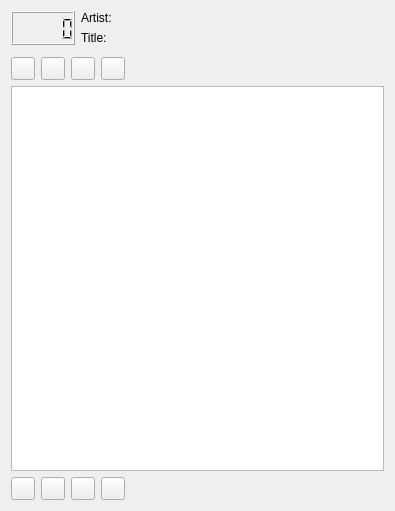
Before: the Qt Designer form src/qompmainwin.ui in qomp/qomp, drawn with Qt 5.
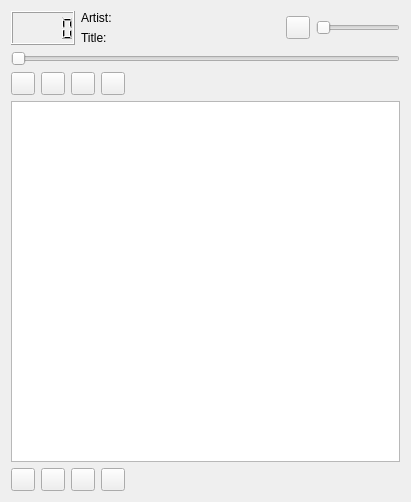
After: the same form once the commit is applied. Icons and pictures are not drawn. Custom widgets are drawn as their Qt base class.

Commit message: phonon is tucked away in a separate class

The edit to the form file:
```diff
--- a/src/qompmainwin.ui
+++ b/src/qompmainwin.ui
@@ -6,8 +6,8 @@
    <rect>
     <x>0</x>
     <y>0</y>
-    <width>395</width>
-    <height>511</height>
+    <width>411</width>
+    <height>502</height>
    </rect>
   </property>
   <property name="contextMenuPolicy">
@@ -100,19 +100,39 @@
        </spacer>
       </item>
       <item>
-       <widget class="Phonon::VolumeSlider" name="volumeSlider">
+       <widget class="QToolButton" name="tb_mute">
+        <property name="text">
+         <string/>
+        </property>
+        <property name="checkable">
+         <bool>true</bool>
+        </property>
+       </widget>
+      </item>
+      <item>
+       <widget class="QSlider" name="volumeSlider">
         <property name="sizePolicy">
-         <sizepolicy hsizetype="Fixed" vsizetype="Preferred">
+         <sizepolicy hsizetype="Fixed" vsizetype="Fixed">
           <horstretch>0</horstretch>
           <verstretch>0</verstretch>
          </sizepolicy>
         </property>
+        <property name="maximum">
+         <number>1000</number>
+        </property>
+        <property name="orientation">
+         <enum>Qt::Horizontal</enum>
+        </property>
        </widget>
       </item>
      </layout>
     </item>
     <item>
-     <widget class="Phonon::SeekSlider" name="seekSlider"/>
+     <widget class="QSlider" name="seekSlider">
+      <property name="orientation">
+       <enum>Qt::Horizontal</enum>
+      </property>
+     </widget>
     </item>
     <item>
      <layout class="QHBoxLayout" name="horizontalLayout_2">
@@ -260,16 +280,6 @@
  </widget>
  <layoutdefault spacing="6" margin="11"/>
  <customwidgets>
-  <customwidget>
-   <class>Phonon::SeekSlider</class>
-   <extends>QWidget</extends>
-   <header location="global">phonon/seekslider.h</header>
-  </customwidget>
-  <customwidget>
-   <class>Phonon::VolumeSlider</class>
-   <extends>QWidget</extends>
-   <header location="global">phonon/volumeslider.h</header>
-  </customwidget>
   <customwidget>
    <class>QompBusyLabel</class>
    <extends>QLabel</extends>
```
Left out of the diff: 10 changed lines with no effect on the pictures. The commit also changes 16 other files.
